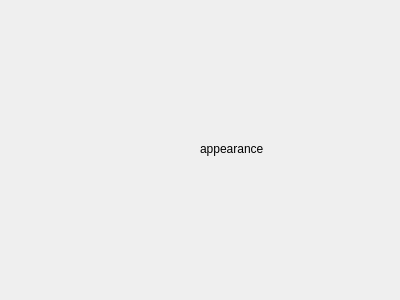
The window that zapzap/ui/ui_page_appearance.ui (rafatosta/zapzap) describes before a commit, drawn with Qt 5.
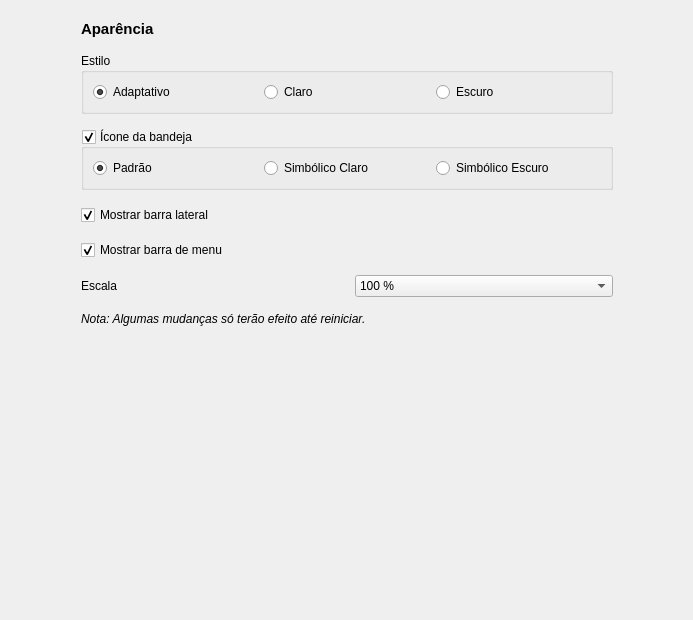
The same window after the commit.

Commit message: Hide sidebar browser

```diff
--- a/zapzap/ui/ui_page_appearance.ui
+++ b/zapzap/ui/ui_page_appearance.ui
@@ -6,26 +6,233 @@
    <rect>
     <x>0</x>
     <y>0</y>
-    <width>400</width>
-    <height>300</height>
+    <width>693</width>
+    <height>620</height>
    </rect>
   </property>
   <property name="windowTitle">
    <string>Form</string>
   </property>
-  <widget class="QLabel" name="label">
-   <property name="geometry">
-    <rect>
-     <x>200</x>
-     <y>140</y>
-     <width>78</width>
-     <height>18</height>
-    </rect>
-   </property>
-   <property name="text">
-    <string>appearance</string>
-   </property>
-  </widget>
+  <layout class="QVBoxLayout" name="verticalLayout_3">
+   <item>
+    <layout class="QHBoxLayout" name="horizontalLayout">
+     <item>
+      <spacer name="horizontalSpacer">
+       <property name="orientation">
+        <enum>Qt::Orientation::Horizontal</enum>
+       </property>
+       <property name="sizeHint" stdset="0">
+        <size>
+         <width>40</width>
+         <height>20</height>
+        </size>
+       </property>
+      </spacer>
+     </item>
+     <item>
+      <widget class="QFrame" name="frame">
+       <property name="minimumSize">
+        <size>
+         <width>550</width>
+         <height>0</height>
+        </size>
+       </property>
+       <property name="frameShape">
+        <enum>QFrame::Shape::NoFrame</enum>
+       </property>
+       <property name="frameShadow">
+        <enum>QFrame::Shadow::Raised</enum>
+       </property>
+       <layout class="QVBoxLayout" name="verticalLayout_2">
+        <property name="spacing">
+         <number>15</number>
+        </property>
+        <item>
+         <widget class="QLabel" name="label">
+          <property name="font">
+           <font>
+            <pointsize>11</pointsize>
+            <bold>true</bold>
+           </font>
+          </property>
+          <property name="text">
+           <string>Aparência</string>
+          </property>
+         </widget>
+        </item>
+        <item>
+         <widget class="QGroupBox" name="groupBox">
+          <property name="title">
+           <string>Estilo</string>
+          </property>
+          <layout class="QGridLayout" name="gridLayout">
+           <item row="0" column="0">
+            <widget class="QRadioButton" name="radioButton">
+             <property name="text">
+              <string>Adaptativo</string>
+             </property>
+             <property name="checked">
+              <bool>true</bool>
+             </property>
+            </widget>
+           </item>
+           <item row="0" column="1">
+            <widget class="QRadioButton" name="radioButton_2">
+             <property name="text">
+              <string>Claro</string>
+             </property>
+            </widget>
+           </item>
+           <item row="0" column="2">
+            <widget class="QRadioButton" name="radioButton_3">
+             <property name="text">
+              <string>Escuro</string>
+             </property>
+            </widget>
+           </item>
+          </layout>
+         </widget>
+        </item>
+        <item>
+         <widget class="QGroupBox" name="groupBox_2">
+          <property name="title">
+           <string>Ícone da bandeja</string>
+          </property>
+          <property name="checkable">
+           <bool>true</bool>
+          </property>
+          <layout class="QGridLayout" name="gridLayout_2">
+           <item row="0" column="0">
+            <widget class="QRadioButton" name="radioButton_4">
+             <property name="text">
+              <string>Padrão</string>
+             </property>
+             <property name="checked">
+              <bool>true</bool>
+             </property>
+            </widget>
+           </item>
+           <item row="0" column="1">
+            <widget class="QRadioButton" name="radioButton_5">
+             <property name="text">
+              <string>Simbólico Claro</string>
+             </property>
+            </widget>
+           </item>
+           <item row="0" column="2">
+            <widget class="QRadioButton" name="radioButton_6">
+             <property name="text">
+              <string>Simbólico Escuro</string>
+             </property>
+            </widget>
+           </item>
+          </layout>
+         </widget>
+        </item>
+        <item>
+         <widget class="QCheckBox" name="show_sidebar">
+          <property name="text">
+           <string>Mostrar barra lateral</string>
+          </property>
+          <property name="checked">
+           <bool>true</bool>
+          </property>
+         </widget>
+        </item>
+        <item>
+         <widget class="QCheckBox" name="checkBox_2">
+          <property name="text">
+           <string>Mostrar barra de menu</string>
+          </property>
+          <property name="checked">
+           <bool>true</bool>
+          </property>
+         </widget>
+        </item>
+        <item>
+         <layout class="QGridLayout" name="gridLayout_3">
+          <item row="0" column="0">
+           <widget class="QLabel" name="scaleLabel">
+            <property name="text">
+             <string>Escala</string>
+            </property>
+           </widget>
+          </item>
+          <item row="0" column="1">
+           <widget class="QComboBox" name="scaleComboBox">
+            <item>
+             <property name="text">
+              <string>100 %</string>
+             </property>
+            </item>
+            <item>
+             <property name="text">
+              <string>125 %</string>
+             </property>
+            </item>
+            <item>
+             <property name="text">
+              <string>150 %</string>
+             </property>
+            </item>
+            <item>
+             <property name="text">
+              <string>175 %</string>
+             </property>
+            </item>
+            <item>
+             <property name="text">
+              <string>200 %</string>
+             </property>
+            </item>
+           </widget>
+          </item>
+         </layout>
+        </item>
+        <item>
+         <widget class="QLabel" name="label_2">
+          <property name="font">
+           <font>
+            <italic>true</italic>
+           </font>
+          </property>
+          <property name="text">
+           <string>Nota: Algumas mudanças só terão efeito até reiniciar.</string>
+          </property>
+         </widget>
+        </item>
+       </layout>
+      </widget>
+     </item>
+     <item>
+      <spacer name="horizontalSpacer_2">
+       <property name="orientation">
+        <enum>Qt::Orientation::Horizontal</enum>
+       </property>
+       <property name="sizeHint" stdset="0">
+        <size>
+         <width>40</width>
+         <height>20</height>
+        </size>
+       </property>
+      </spacer>
+     </item>
+    </layout>
+   </item>
+   <item>
+    <spacer name="verticalSpacer_2">
+     <property name="orientation">
+      <enum>Qt::Orientation::Vertical</enum>
+     </property>
+     <property name="sizeHint" stdset="0">
+      <size>
+       <width>20</width>
+       <height>295</height>
+      </size>
+     </property>
+    </spacer>
+   </item>
+  </layout>
  </widget>
  <resources/>
  <connections/>
```
The commit also changes 3 other files.
